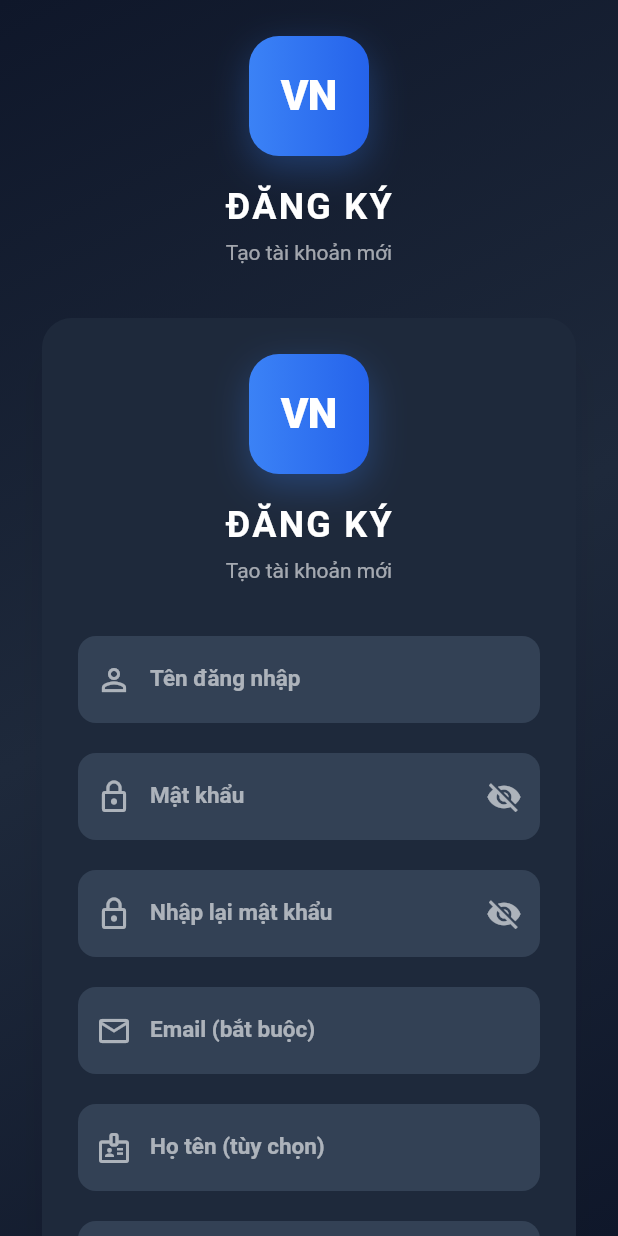
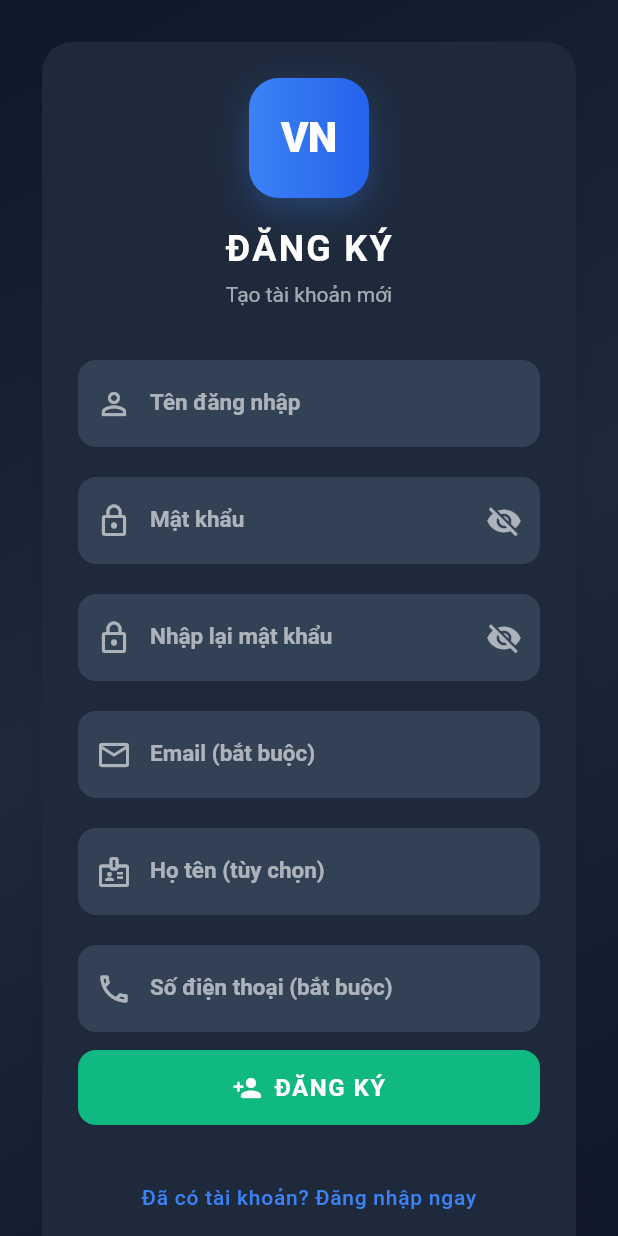
Before and after one commit to loghimn/PRM393_VNMAP, a Flutter app: the screen it shows after launch, after a tap on "ĐĂNG NHẬP", after a tap on "Chưa có tài khoản? Đăng ký ngay", on a phone screen of 412 x 824 dp. Run offline on Flutter 3.47's test engine with Material 3 defaults, Android fonts, the light colour scheme and no system bars; our stand-ins replace cloud_firestore, firebase_auth, firebase_core, fl_chart, flutter_map, latlong2 and 1 more; accounts and stored records are empty; generated files the repository leaves out were written again.

Commit message:
fix: reload

```diff
--- a/lib/providers/weather_provider.dart
+++ b/lib/providers/weather_provider.dart
@@ -8,48 +8,32 @@ import 'package:vietnam_geo_dashboard/models/province_model.dart';
 
 import 'package:vietnam_geo_dashboard/utils/geo_utils.dart';
 
-
-
 class RegionWeatherSummary {
-
   final String key;
 
   final String label;
 
   final WeatherModel? weather;
 
-
-
   RegionWeatherSummary({
-
     required this.key,
 
     required this.label,
 
     required this.weather,
-
   });
 
-
-
   String get temperatureLabel {
-
     if (weather?.temperature == null) return '-';
 
     return '${weather!.temperature!.toStringAsFixed(1)}°C';
-
   }
 
-
-
   String get status {
-
     if (weather == null) return 'No data';
 
     if (weather!.precipitation != null && weather!.precipitation! > 0.1) {
-
       return 'Rain';
-
     }
 
     final code = weather!.weathercode;
@@ -67,26 +51,15 @@ class RegionWeatherSummary {
     if (code >= 95) return 'Thunderstorm';
 
     return 'Overcast';
-
   }
 
-
-
   String get description {
-
     return '$label: $status, ${temperatureLabel.toLowerCase()}';
-
   }
-
 }
 
-
-
 class WeatherProvider extends ChangeNotifier {
-
   final OpenMeteoService _service = const OpenMeteoService();
-
-
 
   final Map<String, WeatherModel?> _cache = {};
 
@@ -96,213 +69,128 @@ class WeatherProvider extends ChangeNotifier {
 
   final Map<String, RegionWeatherSummary> regionalSummaries = {};
 
-
-
   WeatherModel? getWeatherForKey(String key) => _cache[key];
 
-
-
   Future<WeatherModel?> fetchWeatherForCoords(double lat, double lon) async {
-
     final key = '${lat.toStringAsFixed(4)},${lon.toStringAsFixed(4)}';
-
-
 
     if (_cache.containsKey(key)) return _cache[key];
 
-
-
     final w = await _service.fetchCurrentWeather(lat, lon);
-
-
 
     _cache[key] = w;
 
-
-
     notifyListeners();
-
-
 
     return w;
 
     // notifyListeners();
 
     // return w;
-
   }
 
-
-
   Future<void> loadRegionalSummaries(List<ProvinceModel> provinces) async {
-
     final groups = <String, List<ProvinceModel>>{};
 
-
-
     for (final province in provinces) {
-
       final regionKey = province.macroRegion?.toString().trim();
 
       if (regionKey == null || regionKey.isEmpty) continue;
 
       groups.putIfAbsent(regionKey, () => []).add(province);
-
     }
 
-
-
     if (groups.isEmpty) {
-
       await loadNationalWeatherSummary(provinces);
 
       return;
-
     }
-
-
 
     regionalSummaries.clear();
 
+    // Gọi API tất cả các vùng song song thay vì tuần tự
+    final futures = groups.entries.map((entry) async {
+      final center = _calculateRegionCenter(entry.value);
+      if (center == null) return;
+      final weather = await fetchWeatherForCoords(center.dy, center.dx);
+      regionalSummaries[entry.key] = RegionWeatherSummary(
+        key: entry.key,
+        label: _regionLabel(entry.key),
+        weather: weather,
+      );
+    });
 
-
-    for (final entry in groups.entries) {
-
-      final center = _calculateRegionCenter(entry.value);
-
-      if (center == null) continue;
-
-      final weather = await fetchWeatherForCoords(center.dy, center.dx);
-
-      regionalSummaries[entry.key] = RegionWeatherSummary(
-
-        key: entry.key,
-
-        label: _regionLabel(entry.key),
-
-        weather: weather,
-
-      );
-
-    }
-
-
+    await Future.wait(futures);
 
     nationalTextSummary = _buildNationalTextSummary(
-
       regionalSummaries.values.toList(),
-
     );
 
     nationalWeatherSummary = await _loadNationalCenterWeather(provinces);
 
     notifyListeners();
-
   }
 
-
-
   Future<void> loadNationalWeatherSummary(List<ProvinceModel> provinces) async {
-
     nationalWeatherSummary = await _loadNationalCenterWeather(provinces);
 
     nationalTextSummary = _buildNationalTextSummary(
-
       regionalSummaries.values.toList(),
-
     );
 
     notifyListeners();
-
   }
 
-
-
   Future<WeatherModel?> _loadNationalCenterWeather(
-
     List<ProvinceModel> provinces,
-
   ) async {
-
     final center = _calculateRegionCenter(provinces);
 
     if (center == null) return null;
 
     return fetchWeatherForCoords(center.dy, center.dx);
-
   }
 
-
-
   Offset? _calculateRegionCenter(List<ProvinceModel> provinces) {
-
     final centers = <Offset>[];
 
-
-
     for (final province in provinces) {
-
       final centroid = _provinceCentroid(province);
 
       if (centroid != null) centers.add(centroid);
-
     }
 
-
-
     if (centers.isEmpty) return null;
-
-
 
     double sumLon = 0;
 
     double sumLat = 0;
 
-
-
     for (final center in centers) {
-
       sumLon += center.dx;
 
       sumLat += center.dy;
-
     }
 
-
-
     return Offset(sumLon / centers.length, sumLat / centers.length);
-
   }
 
-
-
   Offset? _provinceCentroid(ProvinceModel province) {
-
     final geometry = province.geometry;
 
     final type = geometry['type'];
 
     final coords = geometry['coordinates'];
 
-
-
     List ring = [];
 
     if (type == 'Polygon') {
-
       ring = coords[0];
-
     } else if (type == 'MultiPolygon') {
-
       ring = GeoUtils.findLargestRing(coords)[0];
-
     }
 
-
-
     if (ring.isEmpty) return null;
-
-
 
     double sumLon = 0;
 
@@ -310,10 +198,7 @@ class WeatherProvider extends ChangeNotifier {
 
     int count = 0;
 
-
-
     for (final pt in ring) {
-
       if (pt is! List || pt.length < 2) continue;
 
       sumLon += (pt[0] as num).toDouble();
@@ -321,134 +206,82 @@ class WeatherProvider extends ChangeNotifier {
       sumLat += (pt[1] as num).toDouble();
 
       count++;
-
     }
 
     if (count == 0) return null;
 
     return Offset(sumLon / count, sumLat / count);
-
   }
 
-
-
   String _buildNationalTextSummary(List<RegionWeatherSummary> regions) {
-
     if (regions.isEmpty) return 'Loading regional weather...';
-
-
 
     final sorted = regions.toList()..sort((a, b) => a.label.compareTo(b.label));
 
-
-
     final parts = sorted.map((region) {
-
       final status = region.status.toLowerCase();
 
       return '${region.label}: $status, ${region.temperatureLabel}';
-
     }).toList();
 
-
-
     return parts.join(' · ');
-
   }
 
-
-
   String _regionLabel(String key) {
-
     switch (key) {
-
       case 'red_river_delta':
-
         return 'Đồng bằng sông Hồng';
 
       case 'northern_midlands':
-
         return 'North Central & Northwest';
 
       case 'north_central_coast':
-
       case 'central_coast':
-
         return 'Central';
 
       case 'south_central_coast':
-
         return 'South Central';
 
       case 'central_highlands':
-
         return 'Central Highlands';
 
       case 'south_east':
-
       case 'southeast':
-
         return 'Southeast';
 
       case 'mekong_delta':
-
         return 'Đồng bằng sông Cửu Long';
 
       default:
-
         return key
-
             .replaceAll('_', ' ')
-
             .split(' ')
-
             .map((part) {
-
               if (part.isEmpty) return part;
 
               return part[0].toUpperCase() + part.substring(1);
-
             })
-
             .join(' ');
-
     }
-
   }
 
-
-
   WeatherModel? getCachedWeatherForProvince(ProvinceModel province) {
-
     try {
-
       final geometry = province.geometry;
 
       final type = geometry['type'];
 
       final coords = geometry['coordinates'];
 
-
-
       List ring = [];
 
-
-
       if (type == 'Polygon') {
-
         ring = coords[0];
-
       } else if (type == 'MultiPolygon') {
-
         ring = GeoUtils.findLargestRing(coords)[0];
-
       }
 
-
-
       if (ring.isEmpty) return null;
-
-
 
       double sumLon = 0;
 
@@ -456,10 +289,7 @@ class WeatherProvider extends ChangeNotifier {
 
       int count = 0;
 
-
-
       for (final pt in ring) {
-
         if (pt is! List || pt.length < 2) continue;
 
         final lon = (pt[0] as num).toDouble();
@@ -471,68 +301,39 @@ class WeatherProvider extends ChangeNotifier {
         sumLat += lat;
 
         count++;
-
       }
 
-
-
       if (count == 0) return null;
-
-
 
       final avgLat = sumLat / count;
 
       final avgLon = sumLon / count;
 
-
-
       final key = '${avgLat.toStringAsFixed(4)},${avgLon.toStringAsFixed(4)}';
 
-
-
       return _cache[key];
-
     } catch (e) {
-
       return null;
-
     }
-
   }
 
-
-
   Future<WeatherModel?> fetchWeatherForProvince(ProvinceModel province) async {
-
     try {
-
       final geometry = province.geometry;
 
       final type = geometry['type'];
 
       final coords = geometry['coordinates'];
 
-
-
       List ring = [];
 
-
-
       if (type == 'Polygon') {
-
         ring = coords[0];
-
       } else if (type == 'MultiPolygon') {
-
         ring = GeoUtils.findLargestRing(coords)[0];
-
       }
 
-
-
       if (ring.isEmpty) return null;
-
-
 
       double sumLon = 0;
 
@@ -540,10 +341,7 @@ class WeatherProvider extends ChangeNotifier {
 
       int count = 0;
 
-
-
       for (final pt in ring) {
-
         if (pt is! List || pt.length < 2) continue;
 
         final lon = (pt[0] as num).toDouble();
@@ -555,29 +353,17 @@ class WeatherProvider extends ChangeNotifier {
         sumLat += lat;
 
         count++;
-
       }
 
-
-
       if (count == 0) return null;
-
-
 
       final avgLat = sumLat / count;
 
       final avgLon = sumLon / count;
 
-
-
       return fetchWeatherForCoords(avgLat, avgLon);
-
     } catch (e) {
-
       return null;
-
     }
-
   }
-
 }
--- a/lib/screens/auth/login_screen.dart
+++ b/lib/screens/auth/login_screen.dart
@@ -82,23 +82,14 @@ class _LoginScreenState extends State<LoginScreen> {
   }
 
   Widget _buildMobileLogin() {
-    return Column(
-      mainAxisAlignment: MainAxisAlignment.center,
-      children: [
-        _buildLogo(),
-        const SizedBox(height: 32),
-        Card(
+    return Card(
       elevation: 12,
-          shape: RoundedRectangleBorder(
-            borderRadius: BorderRadius.circular(20),
-          ),
+      shape: RoundedRectangleBorder(borderRadius: BorderRadius.circular(20)),
       color: const Color(0xFF1E293B),
       child: Padding(
         padding: const EdgeInsets.all(24),
         child: _buildLoginForm(),
       ),
-        ),
-      ],
     );
   }
 
--- a/lib/screens/auth/register_screen.dart
+++ b/lib/screens/auth/register_screen.dart
@@ -101,23 +101,14 @@ class _RegisterScreenState extends State<RegisterScreen> {
   }
 
   Widget _buildMobileRegister() {
-    return Column(
-      mainAxisAlignment: MainAxisAlignment.center,
-      children: [
-        _buildLogo(),
-        const SizedBox(height: 32),
-        Card(
+    return Card(
       elevation: 12,
-          shape: RoundedRectangleBorder(
-            borderRadius: BorderRadius.circular(20),
-          ),
+      shape: RoundedRectangleBorder(borderRadius: BorderRadius.circular(20)),
       color: const Color(0xFF1E293B),
       child: Padding(
         padding: const EdgeInsets.all(24),
         child: _buildRegisterForm(),
       ),
-        ),
-      ],
     );
   }
 
--- a/lib/screens/dashboard/dashboard_screen.dart
+++ b/lib/screens/dashboard/dashboard_screen.dart
@@ -48,7 +48,7 @@ class _DashboardScreenState extends State<DashboardScreen>
       vsync: this,
       initialIndex: 0,
     );
-    WidgetsBinding.instance.addPostFrameCallback((_) {
+    WidgetsBinding.instance.addPostFrameCallback((_) async {
       final auth = context.read<AuthProvider>();
       if (!auth.isAdmin && _selectedView == 0) {
         setState(() {
@@ -59,11 +59,14 @@ class _DashboardScreenState extends State<DashboardScreen>
       final provinceProvider = context.read<ProvinceProvider>();
       final weatherProvider = context.read<WeatherProvider>();
       final statsProvider = context.read<StatisticsProvider>();
-      provinceProvider.loadData().then((_) {
-        if (!mounted) return;
+
+      // Load province + stats song song, không block nhau
+      await Future.wait([provinceProvider.loadData(), statsProvider.loadAll()]);
+
+      // Sau khi có provinces, load weather (cũng đã dùng Future.wait bên trong)
+      if (mounted && provinceProvider.provinces.isNotEmpty) {
         weatherProvider.loadRegionalSummaries(provinceProvider.provinces);
-      });
-      statsProvider.loadAll();
+      }
     });
   }
 
@@ -315,8 +318,6 @@ class _DashboardScreenState extends State<DashboardScreen>
     );
   }
 
-
-
   Widget _buildSidebarItem({
     required int index,
     required IconData icon,
@@ -413,17 +414,65 @@ class _DashboardScreenState extends State<DashboardScreen>
   Widget _buildBottomNavigation(bool isAdmin) {
     final List<_NavItemData> items = [];
     if (isAdmin) {
-      items.add(const _NavItemData(icon: Icons.dashboard_rounded, label: 'Tổng quan', viewIndex: 0));
+      items.add(
+        const _NavItemData(
+          icon: Icons.dashboard_rounded,
+          label: 'Tổng quan',
+          viewIndex: 0,
+        ),
+      );
     }
-    items.add(const _NavItemData(icon: Icons.map_rounded, label: 'Bản đồ', viewIndex: 1));
-    items.add(const _NavItemData(icon: Icons.home_work_rounded, label: 'Hộ gia đình', viewIndex: 2));
-    items.add(const _NavItemData(icon: Icons.warning_amber_rounded, label: 'Sự vụ', viewIndex: 3));
+    items.add(
+      const _NavItemData(
+        icon: Icons.map_rounded,
+        label: 'Bản đồ',
+        viewIndex: 1,
+      ),
+    );
+    items.add(
+      const _NavItemData(
+        icon: Icons.home_work_rounded,
+        label: 'Hộ gia đình',
+        viewIndex: 2,
+      ),
+    );
+    items.add(
+      const _NavItemData(
+        icon: Icons.warning_amber_rounded,
+        label: 'Sự vụ',
+        viewIndex: 3,
+      ),
+    );
     if (isAdmin) {
-      items.add(const _NavItemData(icon: Icons.apartment_rounded, label: 'Khu phố', viewIndex: 4));
-      items.add(const _NavItemData(icon: Icons.assignment_rounded, label: 'Yêu cầu', viewIndex: 7));
+      items.add(
+        const _NavItemData(
+          icon: Icons.apartment_rounded,
+          label: 'Khu phố',
+          viewIndex: 4,
+        ),
+      );
+      items.add(
+        const _NavItemData(
+          icon: Icons.assignment_rounded,
+          label: 'Yêu cầu',
+          viewIndex: 7,
+        ),
+      );
     }
-    items.add(const _NavItemData(icon: Icons.history_edu_rounded, label: 'Di tích', viewIndex: 5));
-    items.add(const _NavItemData(icon: Icons.person_rounded, label: 'Tài khoản', viewIndex: 6));
+    items.add(
+      const _NavItemData(
+        icon: Icons.history_edu_rounded,
+        label: 'Di tích',
+        viewIndex: 5,
+      ),
+    );
+    items.add(
+      const _NavItemData(
+        icon: Icons.person_rounded,
+        label: 'Tài khoản',
+        viewIndex: 6,
+      ),
+    );
 
     final navHeight = isAdmin ? 80.0 : 72.0;
 
@@ -486,8 +535,9 @@ class _DashboardScreenState extends State<DashboardScreen>
                                 ? AppColors.primary
                                 : AppColors.textMuted.withValues(alpha: 0.8),
                             fontSize: 10,
-                            fontWeight:
-                                isSelected ? FontWeight.w600 : FontWeight.w500,
+                            fontWeight: isSelected
+                                ? FontWeight.w600
+                                : FontWeight.w500,
                             height: 1.0,
                           ),
                           maxLines: 1,
@@ -513,7 +563,9 @@ class _DashboardScreenState extends State<DashboardScreen>
                 final double itemWidth = constraints.maxWidth / items.length;
                 return Row(
                   mainAxisAlignment: MainAxisAlignment.spaceEvenly,
-                  children: items.map((item) => buildItem(item, itemWidth)).toList(),
+                  children: items
+                      .map((item) => buildItem(item, itemWidth))
+                      .toList(),
                 );
               }
             },
```
Also changed, not shown: lib/providers/province_provider.dart (+17 -7 lines), lib/services/firestore_service.dart (+37 -28 lines), lib/widgets/analytics/population_density_chart.dart (+75 -4 lines). Lines whose indentation alone changed are shown as unchanged.
